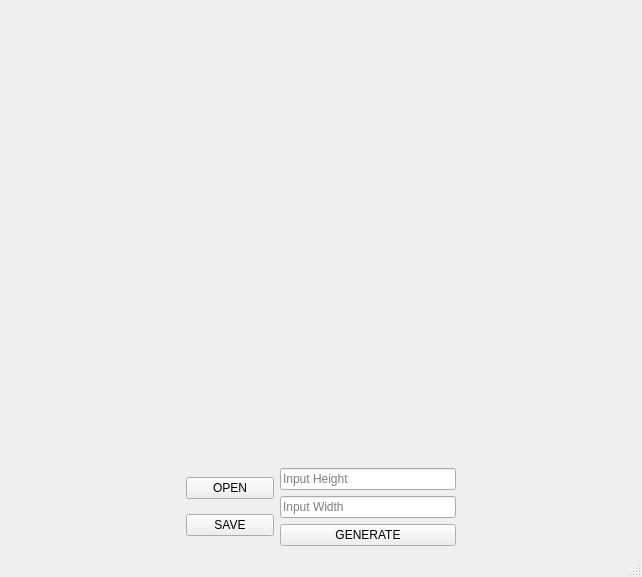
Above: src/ui/mainwindow.ui from NiskashY/LabyrinthGenerator before the change. Below: the same form after it.
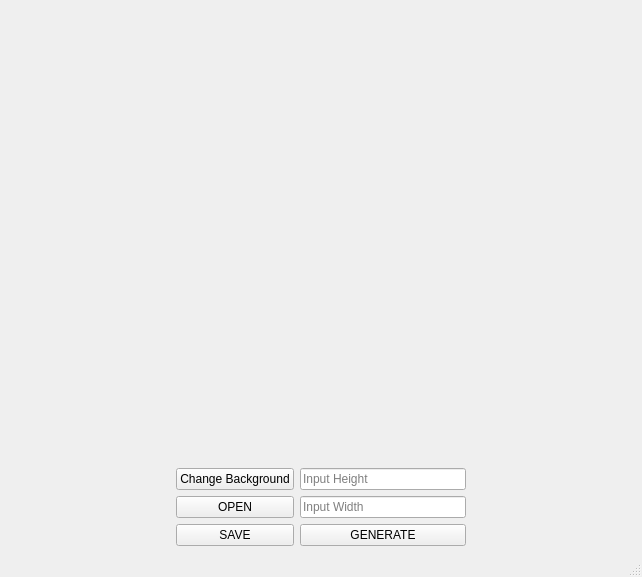
That is the form after the change.

The edit to the form file:
```diff
--- a/src/ui/mainwindow.ui
+++ b/src/ui/mainwindow.ui
@@ -35,6 +35,13 @@
       </item>
       <item>
        <layout class="QVBoxLayout" name="openSaveLayout">
+        <item>
+         <widget class="QPushButton" name="changeBackground">
+          <property name="text">
+           <string>Change Background</string>
+          </property>
+         </widget>
+        </item>
         <item>
          <widget class="QPushButton" name="openButton">
           <property name="sizePolicy">
```
